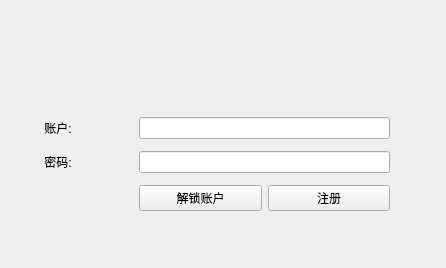
Qt form mainwindow.ui (Zentions/SoftwareShareWin) before a commit.
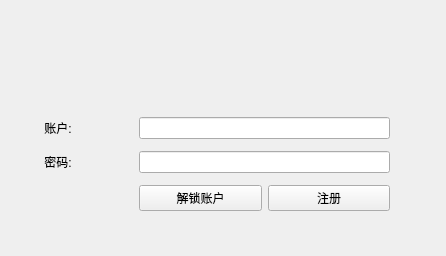
The same form after that commit.

The edit to the form file:
```diff
--- a/mainwindow.ui
+++ b/mainwindow.ui
@@ -7,7 +7,7 @@
     <x>0</x>
     <y>0</y>
     <width>446</width>
-    <height>268</height>
+    <height>256</height>
    </rect>
   </property>
   <property name="windowTitle">
```
